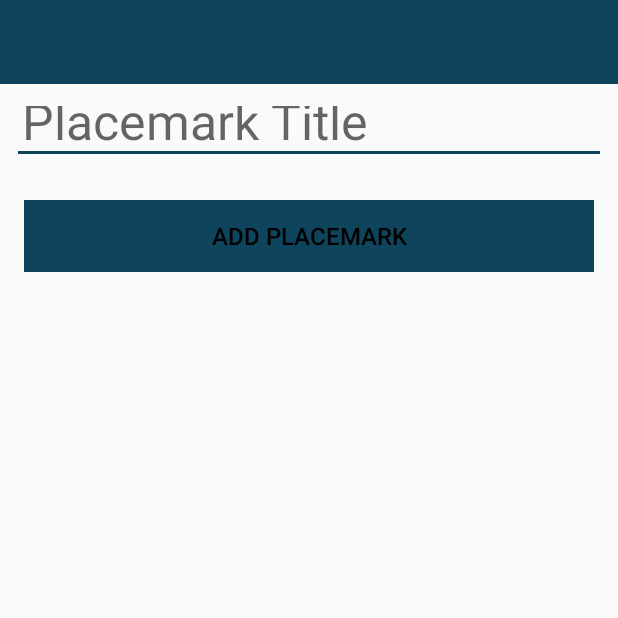
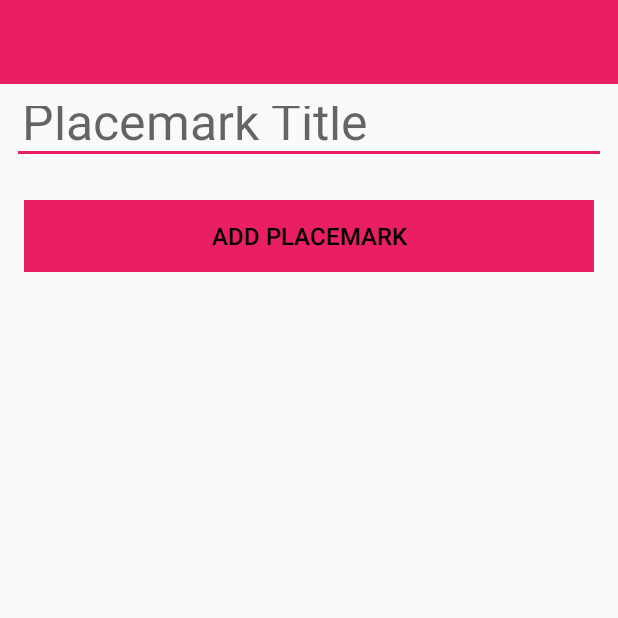
Before and after one commit to Esedicol/Hillfort-Android-App, an Android app: the screen it shows after launch (MainActivity), on a phone screen of 412 x 824 dp, the top half of it. Run offline under Robolectric (Android 15) with nearby library versions, the phone set to English and light mode, and no system bars; 1 statement that could not run was skipped.

Commit message:
Change accent color to #E91E63

```diff
--- a/app/src/main/res/values/colors.xml
+++ b/app/src/main/res/values/colors.xml
@@ -1,6 +1,8 @@
 <?xml version="1.0" encoding="utf-8"?>
 <resources>
     <color name="colorPrimary">#000000</color>
-    <color name="colorPrimaryDark">#673AB7</color>
-    <color name="colorAccent">#0E445C</color>
+    <color name="colorPrimaryDark">#FF0000</color>
+<!--    #673AB7-->
+    <color name="colorAccent">#E91E63</color>
+
 </resources>
```
